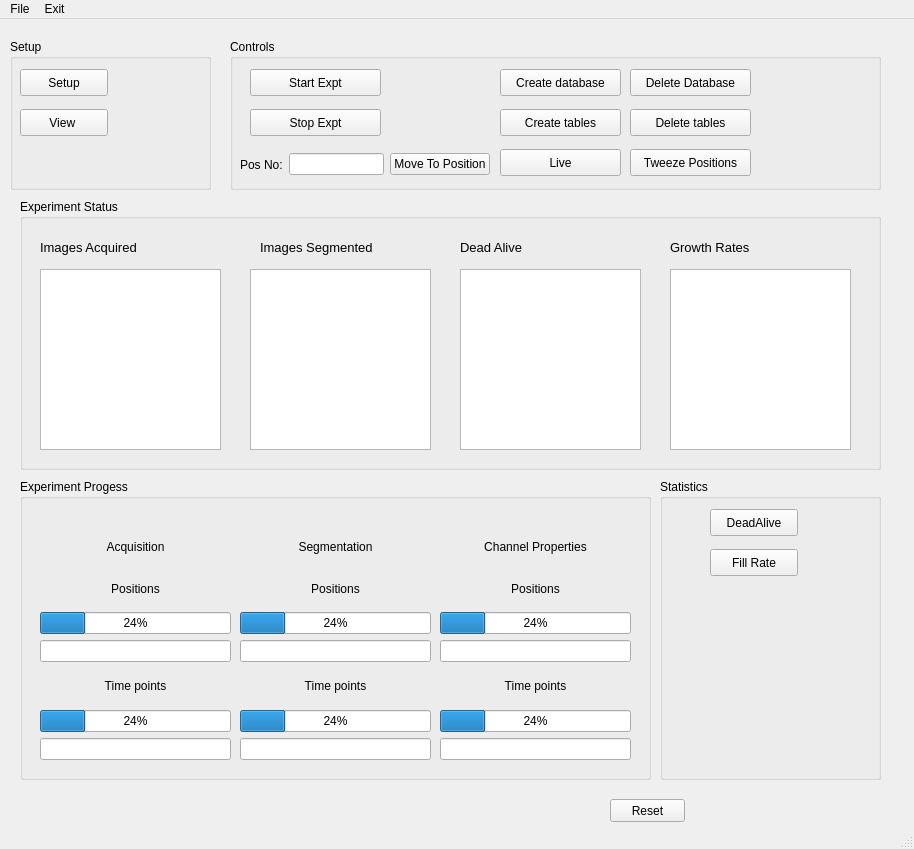
This is narsil/liverun/ui/mainWindow.ui in karempudi/narsil as Qt 5 draws it before an edit. The edited form follows.
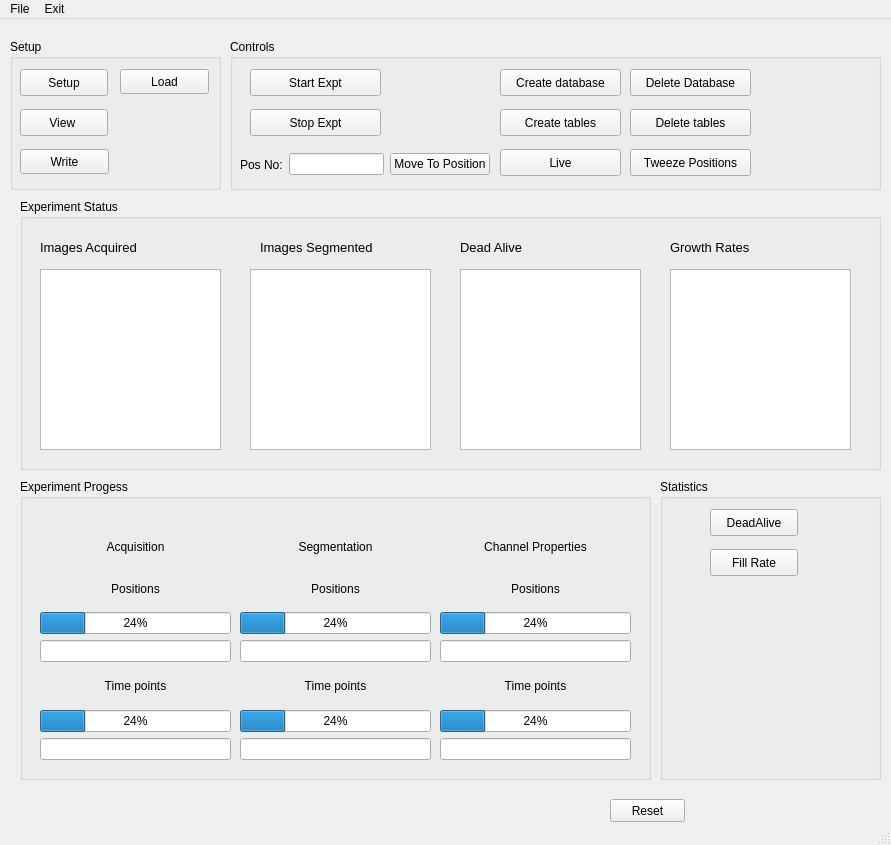
This is the edited form. Custom widgets are drawn as their Qt base class.

Commit message: Seperating running and viewing of the experiment .. Writing setting to a file for realod in case of UI crashes

What changed in the file:
```diff
--- a/narsil/liverun/ui/mainWindow.ui
+++ b/narsil/liverun/ui/mainWindow.ui
@@ -6,8 +6,8 @@
    <rect>
     <x>0</x>
     <y>0</y>
-    <width>914</width>
-    <height>849</height>
+    <width>891</width>
+    <height>845</height>
    </rect>
   </property>
   <property name="windowTitle">
@@ -19,7 +19,7 @@
      <rect>
       <x>10</x>
       <y>20</y>
-      <width>201</width>
+      <width>211</width>
       <height>151</height>
      </rect>
     </property>
@@ -52,6 +52,32 @@
       <string>View </string>
      </property>
     </widget>
+    <widget class="QPushButton" name="writeSetupButton">
+     <property name="geometry">
+      <rect>
+       <x>10</x>
+       <y>110</y>
+       <width>89</width>
+       <height>25</height>
+      </rect>
+     </property>
+     <property name="text">
+      <string>Write</string>
+     </property>
+    </widget>
+    <widget class="QPushButton" name="loadSetupButton">
+     <property name="geometry">
+      <rect>
+       <x>110</x>
+       <y>30</y>
+       <width>89</width>
+       <height>25</height>
+      </rect>
+     </property>
+     <property name="text">
+      <string>Load</string>
+     </property>
+    </widget>
    </widget>
    <widget class="QGroupBox" name="runStatus">
     <property name="geometry">
@@ -629,7 +655,7 @@
     <rect>
      <x>0</x>
      <y>0</y>
-     <width>914</width>
+     <width>891</width>
      <height>22</height>
     </rect>
    </property>
```
The commit also changes 6 other files.
